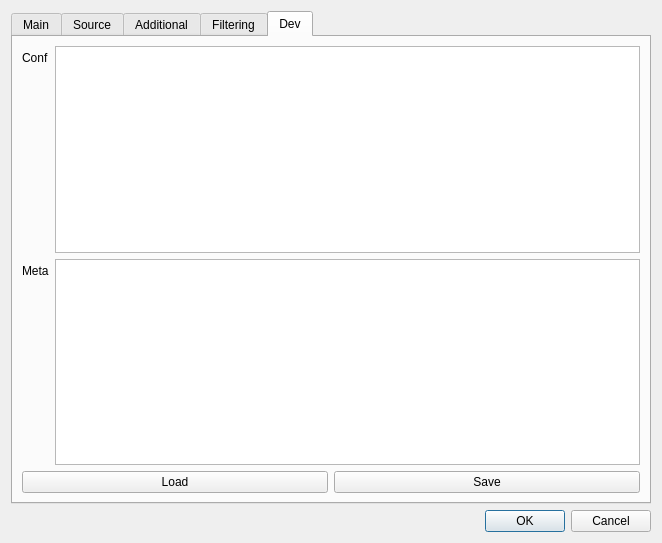
Qt form data/gui/dlg_source_edit.ui (KarolBedkowski/mna) before a commit.
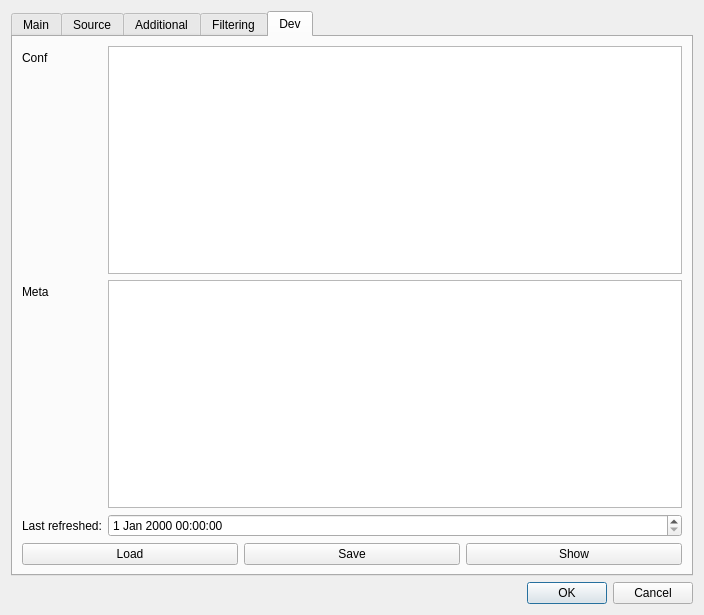
The same form after that commit. The open tabs and pages were chosen to show the change.

Commit message: dlg_source_edit: allow to edit last refresh date; showing all obj values

```diff
--- a/data/gui/dlg_source_edit.ui
+++ b/data/gui/dlg_source_edit.ui
@@ -6,8 +6,8 @@
    <rect>
     <x>0</x>
     <y>0</y>
-    <width>662</width>
-    <height>543</height>
+    <width>704</width>
+    <height>615</height>
    </rect>
   </property>
   <property name="windowTitle">
@@ -309,6 +309,9 @@
       <layout class="QVBoxLayout" name="verticalLayout_9">
        <item>
         <layout class="QFormLayout" name="formLayout_4">
+         <property name="fieldGrowthPolicy">
+          <enum>QFormLayout::AllNonFixedFieldsGrow</enum>
+         </property>
          <item row="0" column="0">
           <widget class="QLabel" name="label_6">
            <property name="text">
@@ -317,7 +320,14 @@
           </widget>
          </item>
          <item row="0" column="1">
-          <widget class="QPlainTextEdit" name="e_dev_conf"/>
+          <widget class="QPlainTextEdit" name="e_dev_conf">
+           <property name="sizePolicy">
+            <sizepolicy hsizetype="Expanding" vsizetype="Expanding">
+             <horstretch>0</horstretch>
+             <verstretch>1</verstretch>
+            </sizepolicy>
+           </property>
+          </widget>
          </item>
          <item row="1" column="0">
           <widget class="QLabel" name="label_7">
@@ -327,7 +337,24 @@
           </widget>
          </item>
          <item row="1" column="1">
-          <widget class="QPlainTextEdit" name="e_dev_meta"/>
+          <widget class="QPlainTextEdit" name="e_dev_meta">
+           <property name="sizePolicy">
+            <sizepolicy hsizetype="Expanding" vsizetype="Expanding">
+             <horstretch>0</horstretch>
+             <verstretch>1</verstretch>
+            </sizepolicy>
+           </property>
+          </widget>
+         </item>
+         <item row="2" column="0">
+          <widget class="QLabel" name="label_8">
+           <property name="text">
+            <string>Last refreshed:</string>
+           </property>
+          </widget>
+         </item>
+         <item row="2" column="1">
+          <widget class="QDateTimeEdit" name="dte_dev_last_refresh"/>
          </item>
         </layout>
        </item>
@@ -347,6 +374,13 @@
            </property>
           </widget>
          </item>
+         <item>
+          <widget class="QPushButton" name="b_dev_show">
+           <property name="text">
+            <string>Show</string>
+           </property>
+          </widget>
+         </item>
         </layout>
        </item>
       </layout>
```
The commit also changes 1 other file.
